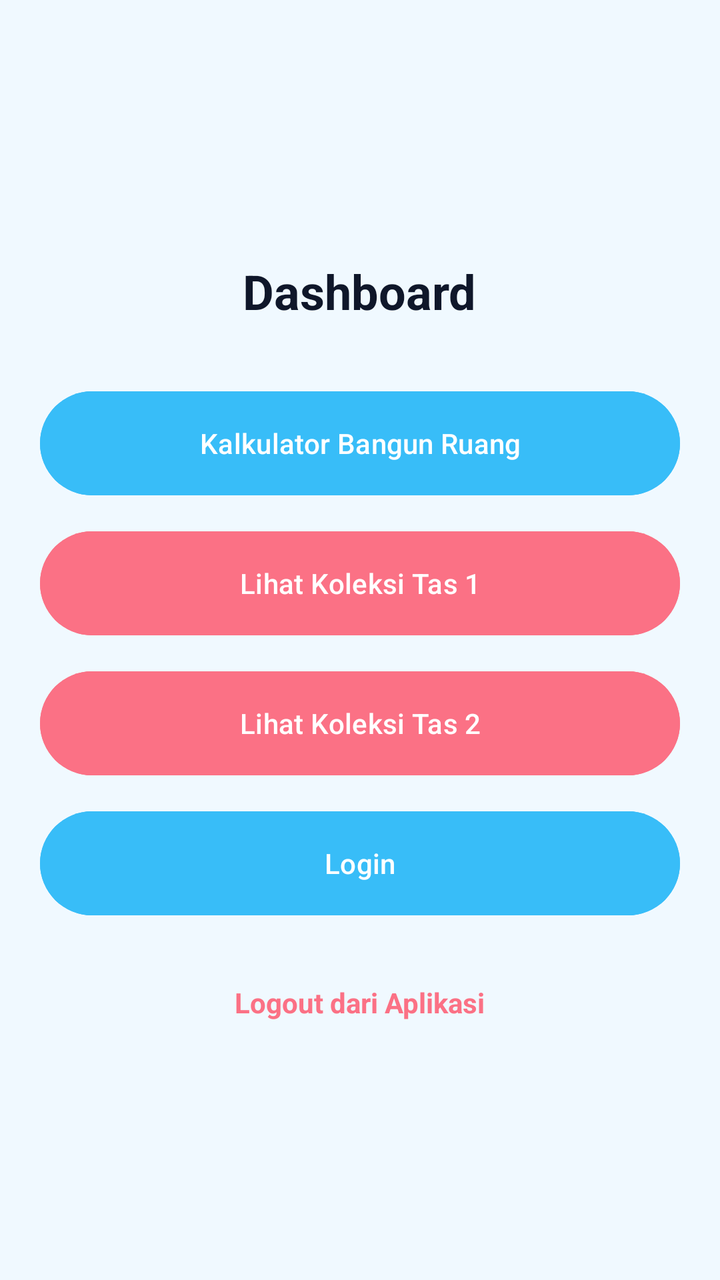
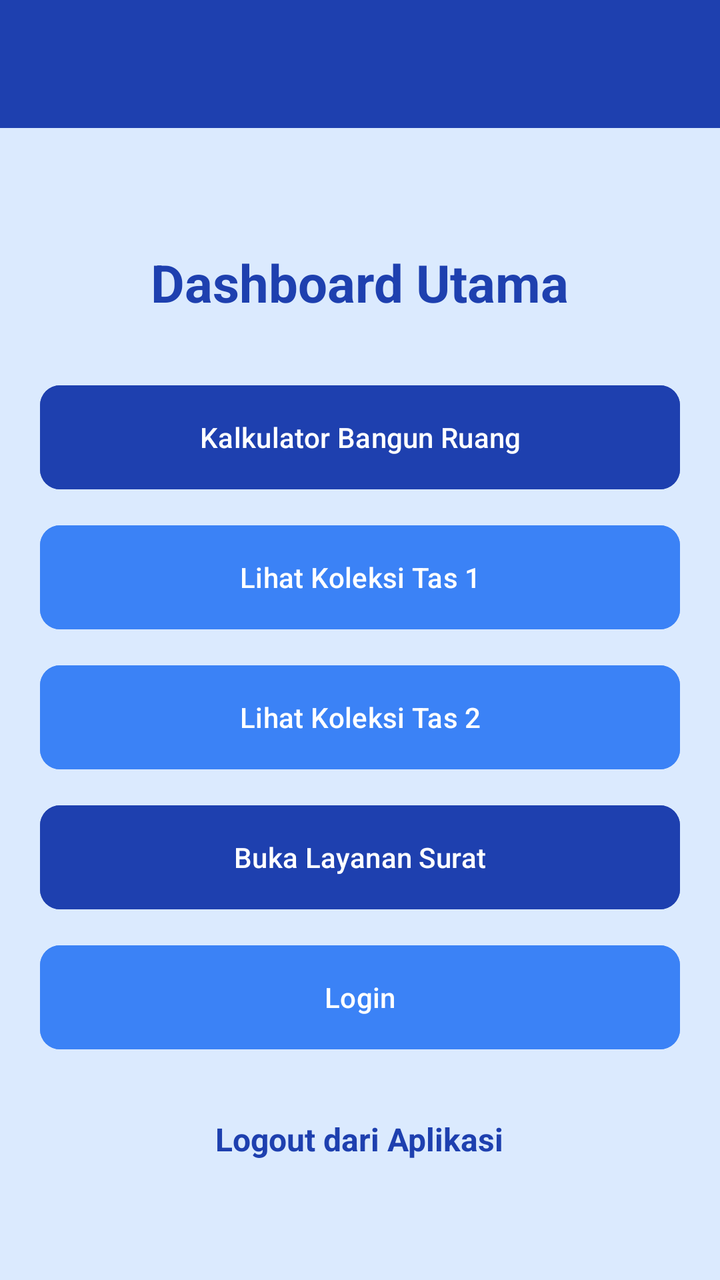

An Android layout rendered at two revisions. The XML below is the earlier revision; the diff shows what the commit changed to produce the second picture.
<!-- AndroidManifest.xml: application theme Theme.Naylaai -->
<!-- res/layout/activity_menu_utama.xml -->
<?xml version="1.0" encoding="utf-8"?>
<LinearLayout xmlns:android="http://schemas.android.com/apk/res/android"
    android:layout_width="match_parent"
    android:layout_height="match_parent"
    android:orientation="vertical"
    android:padding="20dp"
    android:gravity="center"
    android:background="@color/bg_fun">

    <TextView
        android:layout_width="wrap_content"
        android:layout_height="wrap_content"
        android:text="Dashboard"
        android:textSize="24sp"
        android:textStyle="bold"
        android:textColor="@color/text_dark"
        android:layout_marginBottom="30dp"/>

    <Button
        android:id="@+id/btnP2"
        android:layout_width="match_parent"
        android:layout_height="60dp"
        android:text="Kalkulator Bangun Ruang"
        android:layout_marginBottom="10dp"
        android:backgroundTint="@color/primary_fun"/>

    <Button
        android:id="@+id/btnG1"
        android:layout_width="match_parent"
        android:layout_height="60dp"
        android:text="Lihat Koleksi Tas 1"
        android:layout_marginBottom="10dp"
        android:backgroundTint="@color/accent_fun"/>

    <Button
        android:id="@+id/btnG2"
        android:layout_width="match_parent"
        android:layout_height="60dp"
        android:text="Lihat Koleksi Tas 2"
        android:layout_marginBottom="10dp"
        android:backgroundTint="@color/accent_fun"/>

    <Button
        android:id="@+id/btnP3"
        android:layout_width="match_parent"
        android:layout_height="60dp"
        android:text="Login"
        android:layout_marginBottom="30dp"
        android:backgroundTint="@color/primary_fun"/>

    <TextView
        android:id="@+id/btnLogout"
        android:layout_width="wrap_content"
        android:layout_height="wrap_content"
        android:text="Logout dari Aplikasi"
        android:textColor="@color/accent_fun"
        android:textStyle="bold"/>

</LinearLayout>
<!-- resources referenced by this layout -->
<resources>
  <color name="accent_fun">#FB7185</color>
  <color name="bg_fun">#F0F9FF</color>
  <color name="primary_fun">#38BDF8</color>
  <color name="text_dark">#0F172A</color>
  <style name="Theme.Naylaai" parent="Base.Theme.Naylaai" />
  <style name="Base.Theme.Naylaai" parent="Theme.Material3.DayNight.NoActionBar">
          
          
      </style>
</resources>

<!-- the commit's change to res/layout/activity_menu_utama.xml (unified diff, before → after) -->
@@ -1,59 +1,88 @@
 <?xml version="1.0" encoding="utf-8"?>
 <LinearLayout xmlns:android="http://schemas.android.com/apk/res/android"
+    xmlns:app="http://schemas.android.com/apk/res-auto"
     android:layout_width="match_parent"
     android:layout_height="match_parent"
     android:orientation="vertical"
-    android:padding="20dp"
-    android:gravity="center"
-    android:background="@color/bg_fun">
+    android:background="@color/accent_blue">
 
-    <TextView
-        android:layout_width="wrap_content"
-        android:layout_height="wrap_content"
-        android:text="Dashboard"
-        android:textSize="24sp"
-        android:textStyle="bold"
-        android:textColor="@color/text_dark"
-        android:layout_marginBottom="30dp"/>
+    <androidx.appcompat.widget.Toolbar
+        android:id="@+id/toolbar"
+        android:layout_width="match_parent"
+        android:layout_height="?attr/actionBarSize"
+        android:background="@color/primary_blue"
+        android:elevation="4dp"
+        app:titleTextColor="@color/white" />
 
-    <Button
-        android:id="@+id/btnP2"
+    <LinearLayout
         android:layout_width="match_parent"
-        android:layout_height="60dp"
-        android:text="Kalkulator Bangun Ruang"
-        android:layout_marginBottom="10dp"
-        android:backgroundTint="@color/primary_fun"/>
+        android:layout_height="match_parent"
+        android:orientation="vertical"
+        android:padding="20dp"
+        android:gravity="center">
 
-    <Button
-        android:id="@+id/btnG1"
-        android:layout_width="match_parent"
-        android:layout_height="60dp"
-        android:text="Lihat Koleksi Tas 1"
-        android:layout_marginBottom="10dp"
-        android:backgroundTint="@color/accent_fun"/>
+        <TextView
+            android:layout_width="wrap_content"
+            android:layout_height="wrap_content"
+            android:text="Dashboard Utama"
+            android:textSize="26sp"
+            android:textStyle="bold"
+            android:textColor="@color/primary_blue"
+            android:layout_marginBottom="30dp"/>
 
-    <Button
-        android:id="@+id/btnG2"
-        android:layout_width="match_parent"
-        android:layout_height="60dp"
-        android:text="Lihat Koleksi Tas 2"
-        android:layout_marginBottom="10dp"
-        android:backgroundTint="@color/accent_fun"/>
+        <Button
+            android:id="@+id/btnP2"
+            android:layout_width="match_parent"
+            android:layout_height="60dp"
+            android:text="Kalkulator Bangun Ruang"
+            android:layout_marginBottom="10dp"
+            android:backgroundTint="@color/primary_blue"
+            app:cornerRadius="10dp"/>
 
-    <Button
-        android:id="@+id/btnP3"
-        android:layout_width="match_parent"
-        android:layout_height="60dp"
-        android:text="Login"
-        android:layout_marginBottom="30dp"
-        android:backgroundTint="@color/primary_fun"/>
+        <Button
+            android:id="@+id/btnG1"
+            android:layout_width="match_parent"
+            android:layout_height="60dp"
+            android:text="Lihat Koleksi Tas 1"
+            android:layout_marginBottom="10dp"
+            android:backgroundTint="@color/secondary_blue"
+            app:cornerRadius="10dp"/>
 
-    <TextView
-        android:id="@+id/btnLogout"
-        android:layout_width="wrap_content"
-        android:layout_height="wrap_content"
-        android:text="Logout dari Aplikasi"
-        android:textColor="@color/accent_fun"
-        android:textStyle="bold"/>
+        <Button
+            android:id="@+id/btnG2"
+            android:layout_width="match_parent"
+            android:layout_height="60dp"
+            android:text="Lihat Koleksi Tas 2"
+            android:layout_marginBottom="10dp"
+            android:backgroundTint="@color/secondary_blue"
+            app:cornerRadius="10dp"/>
 
+        <Button
+            android:id="@+id/btnWebView"
+            android:layout_width="match_parent"
+            android:layout_height="60dp"
+            android:text="Buka Layanan Surat"
+            android:layout_marginBottom="10dp"
+            android:backgroundTint="@color/primary_blue"
+            app:cornerRadius="10dp" />
+
+        <Button
+            android:id="@+id/btnP3"
+            android:layout_width="match_parent"
+            android:layout_height="60dp"
+            android:layout_marginBottom="30dp"
+            android:backgroundTint="@color/secondary_blue"
+            android:text="Login"
+            app:cornerRadius="10dp" />
+
+        <TextView
+            android:id="@+id/btnLogout"
+            android:layout_width="wrap_content"
+            android:layout_height="wrap_content"
+            android:text="Logout dari Aplikasi"
+            android:textColor="@color/primary_blue"
+            android:textSize="16sp"
+            android:textStyle="bold" />
+
+    </LinearLayout>
 </LinearLayout>
<!-- resource entries referenced after the edit -->
@@ -1,9 +1,9 @@
 <!-- resources referenced by this layout -->
 <resources>
-  <color name="accent_fun">#FB7185</color>
-  <color name="bg_fun">#F0F9FF</color>
-  <color name="primary_fun">#38BDF8</color>
-  <color name="text_dark">#0F172A</color>
+  <color name="accent_blue">#DBEAFE</color>
+  <color name="primary_blue">#1E40AF</color>
+  <color name="secondary_blue">#3B82F6</color>
+  <color name="white">#FFFFFFFF</color>
   <style name="Theme.Naylaai" parent="Base.Theme.Naylaai" />
   <style name="Base.Theme.Naylaai" parent="Theme.Material3.DayNight.NoActionBar">
           
